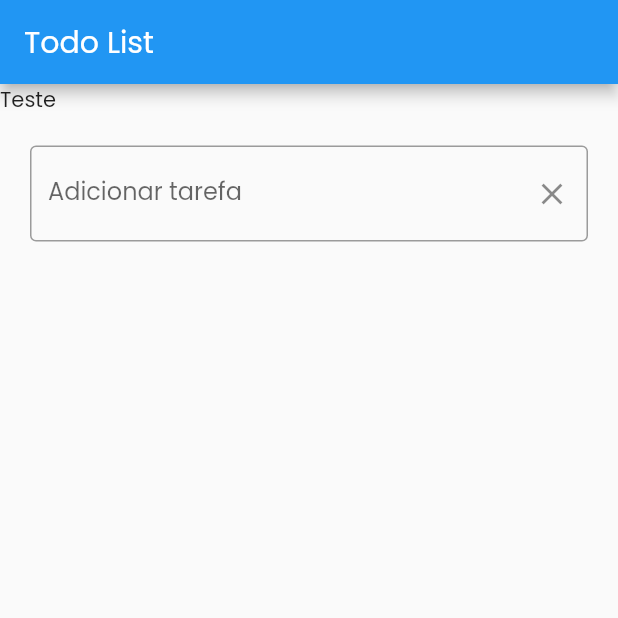
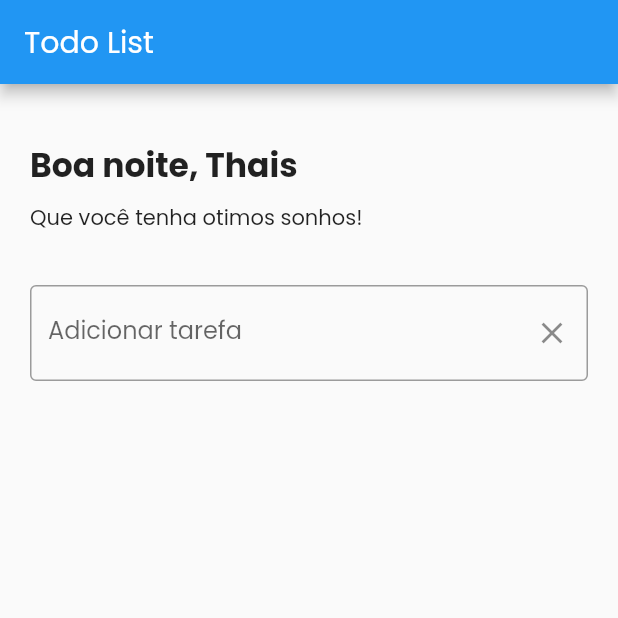
Before and after one commit to thaispaes/Todo_List_with_Flutter, a Flutter app: the screen it shows after launch, on a phone screen of 412 x 824 dp, the top half of it. Run offline on Flutter 3.47's test engine with Material 2 defaults, Android fonts, the phone set to English and light mode, and no system bars; our stand-ins replace fluttertoast.

Commit message:
Feat: criando o header

```diff
--- a/lib/views/home_page.dart
+++ b/lib/views/home_page.dart
@@ -1,6 +1,7 @@
 import 'package:flutter/cupertino.dart';
 import 'package:flutter/material.dart';
 import 'package:fluttertoast/fluttertoast.dart';
+import 'package:intl/intl.dart';
 
 class HomePage extends StatefulWidget {
   @override
@@ -11,7 +12,9 @@ class _HomePageState extends State<HomePage> {
   //Variáveis
   final _adicionarTarefaController = TextEditingController();
   late FToast fToast;
+  late bool isMorning = false;
 
+  get usuario => 'Thais';
 
   @override
   void initState() {
@@ -45,15 +48,47 @@ class _HomePageState extends State<HomePage> {
     );
   }
 
+  //Functions
+  void Cumprimento() {
+    DateTime now = DateTime.now();
+    int momentoAtual = DateFormat('HH:mm').format(now) as int;
+    bool isMorning = momentoAtual >= 00.00 && momentoAtual <= 17.00;
+  }
+
   //Widgets
   Widget _headerAppbar() {
-    return const Center(
+
+    String fraseDaManha = 'Espero que sua manhã seja incrível';
+    String fraseDaNoite = 'Que você tenha otimos sonhos!';
+
+    return Container(
+      padding: const EdgeInsets.all(20),
       child: Row(
-        children: [
-          Text(
-            'Teste'
-          )
-        ],
+          mainAxisAlignment: MainAxisAlignment.start,
+          children: [
+              Column(
+                crossAxisAlignment: CrossAxisAlignment.start,
+                children: [
+                  Container(
+                    padding: const EdgeInsets.only(top: 18),
+                    child: Text(
+                      isMorning ? 'Bom dia, $usuario' : 'Boa noite, $usuario',
+                      style: const TextStyle(
+                        fontSize: 22,
+                        fontWeight: FontWeight.w600
+                      ),
+                    ),
+                  ),
+                  Padding(
+                    padding: const EdgeInsets.only(top: 8.0),
+                    child: Text(
+                      isMorning ? fraseDaManha : fraseDaNoite
+                    ),
+                  )
+                ],
+
+            ),
+          ],
       ),
     );
   }
@@ -61,7 +96,7 @@ class _HomePageState extends State<HomePage> {
   Widget _addTaskTextField() {
     return Center(
           child: Padding(
-            padding: EdgeInsets.all(20),
+            padding: const EdgeInsets.only(left: 20, right: 20, top: 14),
             child: TextField(
               controller: _adicionarTarefaController,
               decoration: InputDecoration(
--- a/pubspec.yaml
+++ b/pubspec.yaml
@@ -12,6 +12,7 @@ dependencies:
     sdk: flutter
 
   cupertino_icons: ^1.0.2
+  intl: ^0.18.1
 
 dev_dependencies:
   flutter_test:
```
Also changed, not shown: pubspec.lock.
